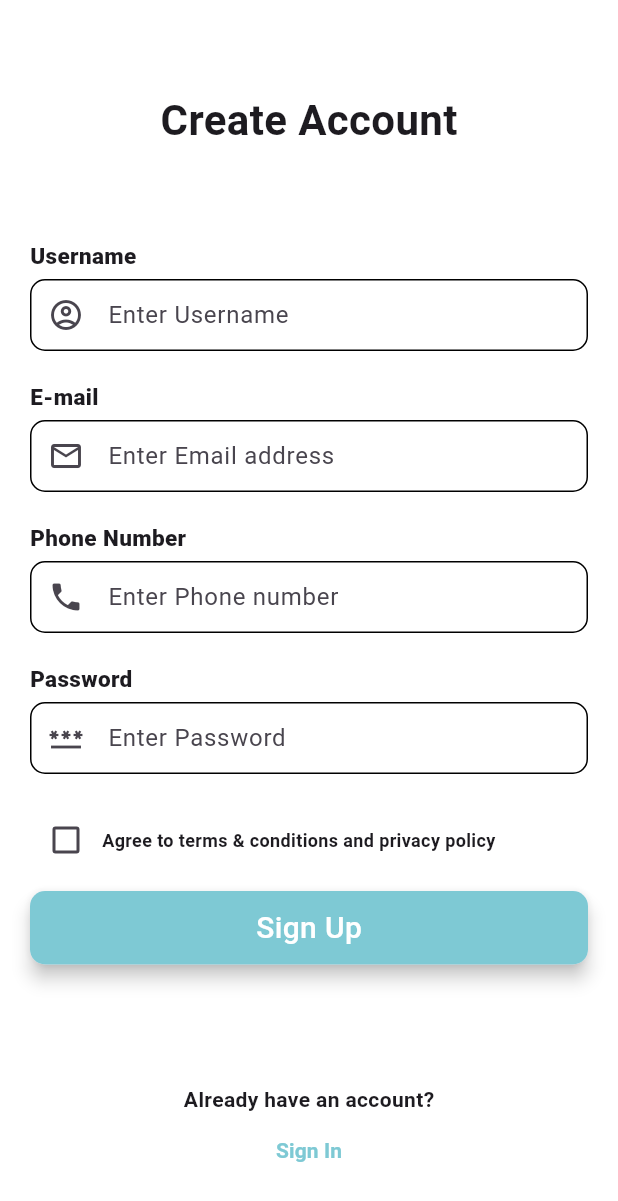
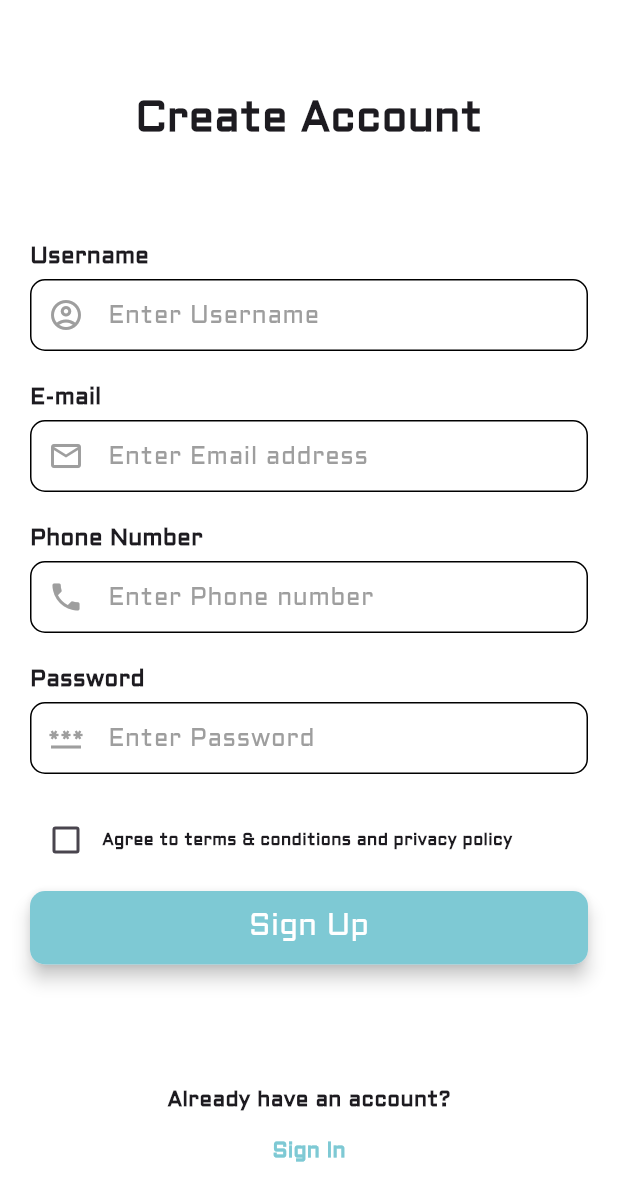
Before and after one commit to AlphaShiv7781/InstaScan, a Flutter app: the screen it shows after launch, after a tap on "Skip", after a tap on "Get Started", on a phone screen of 412 x 824 dp. Shown: the top 1201 px of the screen. Run offline on Flutter 3.47's test engine with Material 3 defaults, Android fonts, the light colour scheme and no system bars; our stand-ins replace animate_do, animated_text_kit, cloud_firestore, dio, firebase_auth, firebase_core and 8 more; accounts and stored records are empty; network calls fail.

Commit message:
fonts are added

```diff
--- a/lib/custom_widgets/text_formfield.dart
+++ b/lib/custom_widgets/text_formfield.dart
@@ -16,6 +16,10 @@ class TextformField extends StatelessWidget {
       controller: textEditingController,
       decoration: InputDecoration(
         hintText: hintText,
+        hintStyle: TextStyle(
+          fontFamily: 'Aldrich',
+              color: Colors.grey
+        ),
         prefixIcon: textIcon,
         filled: true,
         fillColor: Colors.white,
--- a/lib/screens/auth_screens/signin_screen.dart
+++ b/lib/screens/auth_screens/signin_screen.dart
@@ -56,7 +56,8 @@ class _SignInScreenState extends State<SignInScreen> {
                           'Welcome Back!',
                         textStyle: TextStyle(
                             fontSize: 32,
-                            fontWeight: FontWeight.w700
+                            fontWeight: FontWeight.w700,
+                          fontFamily: 'Aldrich'
                         ),
                       ),
                     ],
@@ -66,7 +67,8 @@ class _SignInScreenState extends State<SignInScreen> {
                     'Please sign in to continue ',
                   style: TextStyle(
                       fontSize: 16,
-                      fontWeight: FontWeight.w600
+                      fontWeight: FontWeight.w600,
+                      fontFamily: 'Aldrich'
                   ),
                 ),
 
@@ -75,14 +77,14 @@ class _SignInScreenState extends State<SignInScreen> {
                 ),
 
                 //E-mail TextField
-                TextformField('Email Address', Icon(Icons.email_outlined) , false, emailValidator ,TextInputType.emailAddress ,emailController ),
+                TextformField('Email Address', Icon(Icons.email_outlined ,color: Colors.grey,) , false, emailValidator ,TextInputType.emailAddress ,emailController ),
 
                 SizedBox(
                   height: 30,
                 ),
 
                 //Password TextField
-                TextformField('Password', Icon(Icons.lock_outline) , true , passwordValidator , TextInputType.visiblePassword , passwordController),
+                TextformField('Password', Icon(Icons.lock_outline,color: Colors.grey,) , true , passwordValidator , TextInputType.visiblePassword , passwordController),
 
                 SizedBox(
                   height: 30,
@@ -90,7 +92,7 @@ class _SignInScreenState extends State<SignInScreen> {
 
                 //Sign-In Button
                 InkWell(
-                  splashColor: Colors.cyan,
+                  borderRadius: BorderRadius.circular(10),
                   onTap: ()async{
                    if(formKey.currentState!.validate())
                      {
@@ -144,7 +146,8 @@ class _SignInScreenState extends State<SignInScreen> {
                           style: TextStyle(
                              color: Colors.white,
                             fontSize: 20,
-                            fontWeight: FontWeight.w500
+                            fontWeight: FontWeight.w500,
+                              fontFamily: 'Aldrich'
                           ),
                         ),
                       ),
@@ -164,7 +167,8 @@ class _SignInScreenState extends State<SignInScreen> {
                         'Forgot Password?',
                       style: TextStyle(
                         fontWeight: FontWeight.w700,
-                         color:  Color(0xFF7EC9D4)
+                         color:  Color(0xFF7EC9D4),
+                          fontFamily: 'Aldrich'
                       ),
                     ),
                   ),
@@ -175,7 +179,8 @@ class _SignInScreenState extends State<SignInScreen> {
                 Text(
                   "Don't have an account?",
                   style: TextStyle(
-                      fontWeight: FontWeight.w600
+                      fontWeight: FontWeight.w600,
+                      fontFamily: 'Aldrich'
                   ),
                 ),
                 TextButton(
@@ -186,7 +191,8 @@ class _SignInScreenState extends State<SignInScreen> {
                         'Sign Up',
                         style: TextStyle(
                           color: Color(0xFF7EC9D4),
-                          fontWeight: FontWeight.w700
+                          fontWeight: FontWeight.w700,
+                            fontFamily: 'Aldrich'
                         ),
                     ),
                 ),
--- a/lib/screens/auth_screens/signup_screen.dart
+++ b/lib/screens/auth_screens/signup_screen.dart
@@ -60,6 +60,7 @@ class _SignUpScreenState extends State<SignUpScreen> {
                      style: TextStyle(
                        fontWeight: FontWeight.w700,
                        fontSize: 28,
+                       fontFamily: 'Aldrich',
                      ),
                    ),
                  ),
@@ -73,13 +74,14 @@ class _SignUpScreenState extends State<SignUpScreen> {
                       style: TextStyle(
                         fontWeight: FontWeight.w900,
                         fontSize: 15,
+                          fontFamily: 'Aldrich'
                       ),
                   ),
                 ),
                 SizedBox(
                   height: 5,
                 ),
-                TextformField('Enter Username', Icon(Icons.account_circle_outlined), false,nameValidator,TextInputType.name,nameController),
+                TextformField('Enter Username', Icon(Icons.account_circle_outlined,color: Colors.grey,), false,nameValidator,TextInputType.name,nameController),
                 SizedBox(
                   height: 20,
                 ),
@@ -90,13 +92,14 @@ class _SignUpScreenState extends State<SignUpScreen> {
                     style: TextStyle(
                       fontWeight: FontWeight.w900,
                       fontSize: 15,
+                        fontFamily: 'Aldrich'
                     ),
                   ),
                 ),
                 SizedBox(
                   height: 5,
                 ),
-                TextformField('Enter Email address', Icon(Icons.email_outlined), false,emailValidator,TextInputType.emailAddress,emailController),
+                TextformField('Enter Email address', Icon(Icons.email_outlined,color: Colors.grey,), false,emailValidator,TextInputType.emailAddress,emailController),
                 SizedBox(
                   height: 20,
                 ),
@@ -107,13 +110,14 @@ class _SignUpScreenState extends State<SignUpScreen> {
                     style: TextStyle(
                       fontWeight: FontWeight.w900,
                       fontSize: 15,
+                        fontFamily: 'Aldrich'
                     ),
                   ),
                 ),
                 SizedBox(
                   height: 5,
                 ),
-                TextformField('Enter Phone number', Icon(Icons.phone), false,mobileValidator,TextInputType.number,phoneNumberController),
+                TextformField('Enter Phone number', Icon(Icons.phone,color: Colors.grey,), false,mobileValidator,TextInputType.number,phoneNumberController),
                 SizedBox(
                   height: 20,
                 ),
@@ -124,13 +128,14 @@ class _SignUpScreenState extends State<SignUpScreen> {
                     style: TextStyle(
                       fontWeight: FontWeight.w900,
                       fontSize: 15,
+                        fontFamily: 'Aldrich'
                     ),
                   ),
                 ),
                 SizedBox(
                   height: 5,
                 ),
-                TextformField('Enter Password', Icon(Icons.password), true,passwordValidator,TextInputType.visiblePassword,passwordController),
+                TextformField('Enter Password', Icon(Icons.password,color: Colors.grey,), true,passwordValidator,TextInputType.visiblePassword,passwordController),
 
                 SizedBox(
                   height: 20,
@@ -154,8 +159,9 @@ class _SignUpScreenState extends State<SignUpScreen> {
               Text(
                   'Agree to terms & conditions and privacy policy',
                 style: TextStyle(
-                  fontSize: 12,
-                  fontWeight: FontWeight.w700
+                  fontSize: 11,
+                  fontWeight: FontWeight.w700,
+                    fontFamily: 'Aldrich'
                 ),
               ),
             ],
@@ -167,7 +173,7 @@ class _SignUpScreenState extends State<SignUpScreen> {
 
                 //Sign-Up Button
                 InkWell(
-                  splashColor: Colors.cyan,
+                  borderRadius: BorderRadius.circular(10),
                   onTap: ()async{
                     if(formKey.currentState!.validate() && isChecked==true)
                       {
@@ -216,6 +222,7 @@ class _SignUpScreenState extends State<SignUpScreen> {
                                     'Accept Privacy policies & terms',
                                   style: TextStyle(
                                      color: Color(0xFF7EC9D4),
+                                      fontFamily: 'Aldrich'
                                   ),
                                 ),
                             ),
@@ -238,7 +245,8 @@ class _SignUpScreenState extends State<SignUpScreen> {
                           style: TextStyle(
                               color: Colors.white,
                               fontSize: 20,
-                              fontWeight: FontWeight.w500
+                              fontWeight: FontWeight.w500,
+                            fontFamily: 'Aldrich'
                           ),
                         ),
                       ),
@@ -252,7 +260,8 @@ class _SignUpScreenState extends State<SignUpScreen> {
                 Text(
                   "Already have an account?",
                   style: TextStyle(
-                      fontWeight: FontWeight.w600
+                      fontWeight: FontWeight.w600,
+                      fontFamily: 'Aldrich'
                   ),
                 ),
                 TextButton(
@@ -263,7 +272,8 @@ class _SignUpScreenState extends State<SignUpScreen> {
                     'Sign In',
                     style: TextStyle(
                         color: Color(0xFF7EC9D4),
-                        fontWeight: FontWeight.w700
+                        fontWeight: FontWeight.w700,
+                        fontFamily: 'Aldrich'
                     ),
                   ),
                 ),
--- a/lib/screens/onboarding_screens/onboarding_screen.dart
+++ b/lib/screens/onboarding_screens/onboarding_screen.dart
@@ -33,7 +33,11 @@ class _OnboardingScreenState extends State<OnboardingScreen> {
                TextButton(
                    onPressed: ()=>pageController.jumpToPage(controller.items.length-1),
                    child: Text(
-                       'Skip'
+                       'Skip',
+                     style: TextStyle(
+                       fontFamily: 'Aldrich',
+                       color: Colors.cyan
+                     ),
                    ),
                ),
 
@@ -55,7 +59,11 @@ class _OnboardingScreenState extends State<OnboardingScreen> {
                TextButton(
                  onPressed: ()=>pageController.nextPage(duration: Duration(milliseconds: 300), curve: Curves.easeIn),
                  child: Text(
-                     'Next'
+                     'Next',
+                   style: TextStyle(
+                       fontFamily: 'Aldrich',
+                       color: Colors.cyan
+                   ),
                  ),
                ),
              ],
@@ -85,6 +93,7 @@ class _OnboardingScreenState extends State<OnboardingScreen> {
                       style: TextStyle(
                         fontSize: 20,
                         fontWeight: FontWeight.bold,
+                        fontFamily: 'Aldrich'
                       ),
                     ),
                     SizedBox(height: 15,),
@@ -93,6 +102,8 @@ class _OnboardingScreenState extends State<OnboardingScreen> {
                       controller.items[index].description,
                       style: TextStyle(
                         fontSize: 16,
+                          fontFamily: 'Aldrich',
+                        color: Colors.grey
                       ),
                     ),
                  ],
@@ -128,6 +139,7 @@ class _OnboardingScreenState extends State<OnboardingScreen> {
                 style: TextStyle(
                     color: Colors.white,
                     fontSize: 20,
+                    fontFamily: 'Aldrich'
                 ),
             ),
         ),
```
Also changed, not shown: lib/screens/dashboard_screens/home_screen.dart (+0 -42 lines), pubspec.yaml (+8 -7 lines).
